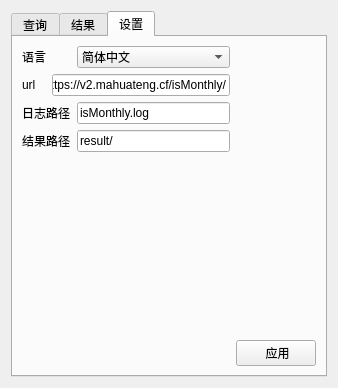
Qt form widget.ui (BruceKangCN/isMonthly) before a commit.
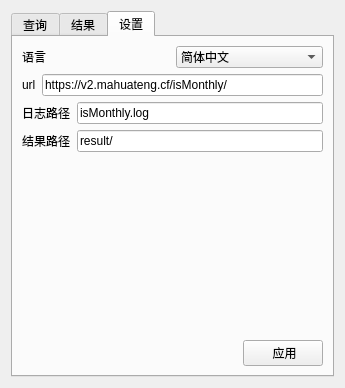
The same form after that commit. The open tabs and pages were chosen to show the change.

Patch:
```diff
--- a/widget.ui
+++ b/widget.ui
@@ -6,8 +6,8 @@
    <rect>
     <x>0</x>
     <y>0</y>
-    <width>334</width>
-    <height>364</height>
+    <width>345</width>
+    <height>385</height>
    </rect>
   </property>
   <property name="windowTitle">
@@ -16,6 +16,12 @@
   <layout class="QGridLayout" name="gridLayout_3">
    <item row="0" column="0">
     <widget class="QTabWidget" name="tabWidget">
+     <property name="sizePolicy">
+      <sizepolicy hsizetype="Expanding" vsizetype="Expanding">
+       <horstretch>0</horstretch>
+       <verstretch>0</verstretch>
+      </sizepolicy>
+     </property>
      <property name="minimumSize">
       <size>
        <width>316</width>
@@ -24,13 +30,22 @@
      </property>
      <property name="maximumSize">
       <size>
-       <width>316</width>
+       <width>16777215</width>
        <height>16777215</height>
       </size>
      </property>
+     <property name="tabShape">
+      <enum>QTabWidget::Rounded</enum>
+     </property>
      <property name="currentIndex">
       <number>0</number>
      </property>
+     <property name="elideMode">
+      <enum>Qt::ElideNone</enum>
+     </property>
+     <property name="usesScrollButtons">
+      <bool>true</bool>
+     </property>
      <widget class="QWidget" name="tab">
       <attribute name="title">
        <string>查询</string>
@@ -209,15 +224,17 @@
       <attribute name="title">
        <string>设置</string>
       </attribute>
-      <layout class="QGridLayout" name="gridLayout_4">
-       <item row="0" column="0">
+      <layout class="QVBoxLayout" name="verticalLayout">
+       <item>
+        <layout class="QHBoxLayout" name="horizontalLayout">
+         <item>
         <widget class="QLabel" name="label_6">
          <property name="text">
           <string>语言</string>
          </property>
         </widget>
        </item>
-       <item row="0" column="2">
+         <item>
         <widget class="QComboBox" name="boxLanguage">
          <property name="currentText">
           <string>简体中文</string>
@@ -235,49 +252,63 @@
          </item>
         </widget>
        </item>
-       <item row="1" column="0">
+        </layout>
+       </item>
+       <item>
+        <layout class="QHBoxLayout" name="horizontalLayout_2">
+         <item>
         <widget class="QLabel" name="label_7">
          <property name="text">
           <string>url</string>
          </property>
         </widget>
        </item>
-       <item row="1" column="1" colspan="2">
+         <item>
         <widget class="QLineEdit" name="inpUrl">
          <property name="text">
           <string>https://v2.mahuateng.cf/isMonthly/</string>
          </property>
         </widget>
        </item>
-       <item row="2" column="0" colspan="2">
+        </layout>
+       </item>
+       <item>
+        <layout class="QHBoxLayout" name="horizontalLayout_3">
+         <item>
         <widget class="QLabel" name="label_8">
          <property name="text">
           <string>日志路径</string>
          </property>
         </widget>
        </item>
-       <item row="2" column="2">
+         <item>
         <widget class="QLineEdit" name="inpLog">
          <property name="text">
           <string>isMonthly.log</string>
          </property>
         </widget>
        </item>
-       <item row="3" column="0" colspan="2">
+        </layout>
+       </item>
+       <item>
+        <layout class="QHBoxLayout" name="horizontalLayout_4">
+         <item>
         <widget class="QLabel" name="label_9">
          <property name="text">
           <string>结果路径</string>
          </property>
         </widget>
        </item>
-       <item row="3" column="2">
+         <item>
         <widget class="QLineEdit" name="inpResult">
          <property name="text">
           <string>result/</string>
          </property>
         </widget>
        </item>
-       <item row="4" column="1" colspan="3">
+        </layout>
+       </item>
+       <item>
         <spacer name="verticalSpacer">
          <property name="orientation">
           <enum>Qt::Vertical</enum>
@@ -290,7 +321,9 @@
          </property>
         </spacer>
        </item>
-       <item row="5" column="2">
+       <item>
+        <layout class="QHBoxLayout" name="horizontalLayout_5">
+         <item>
         <spacer name="horizontalSpacer_4">
          <property name="orientation">
           <enum>Qt::Horizontal</enum>
@@ -303,12 +336,14 @@
          </property>
         </spacer>
        </item>
-       <item row="5" column="3">
+         <item>
         <widget class="QPushButton" name="btnApply">
          <property name="text">
           <string> 应用</string>
          </property>
         </widget>
+         </item>
+        </layout>
        </item>
       </layout>
      </widget>
```
Left out of the diff: 2 changed lines with no effect on the pictures. Lines whose indentation alone changed are shown as unchanged.
